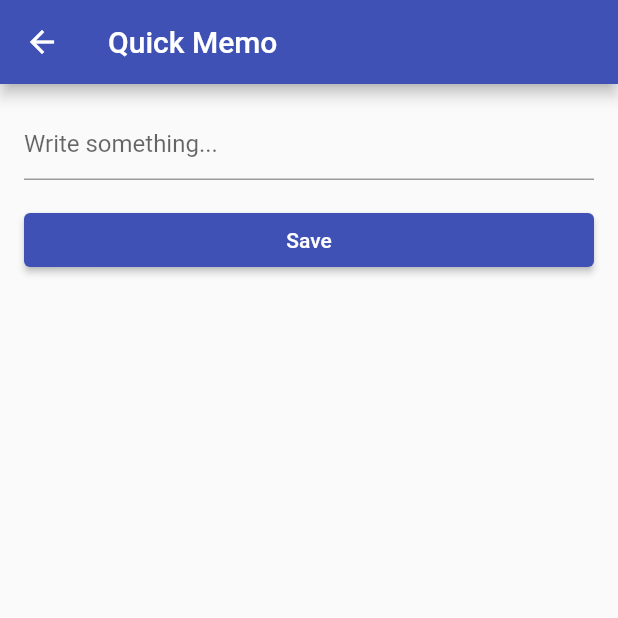
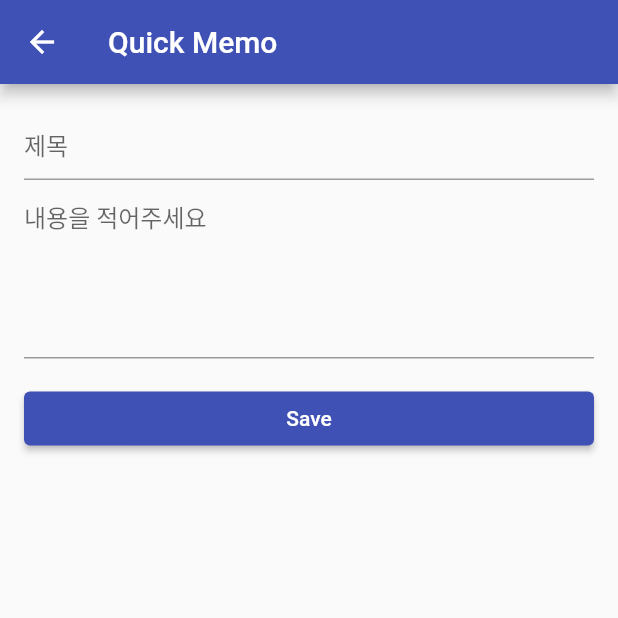
Before and after one commit to Hugekyung/flutter-memo, a Flutter app: the screen it shows after launch, after a tap on the "add" icon, on a phone screen of 412 x 824 dp, the top half of it. Run offline on Flutter 3.47's test engine with Material 2 defaults, Android fonts, the phone set to English and light mode, and no system bars.

Commit message:
feat: 글 작성 시 제목을 적을 수 있게 추가

```diff
--- a/lib/main.dart
+++ b/lib/main.dart
@@ -25,10 +25,10 @@ class MemoListScreen extends StatefulWidget {
 }
 
 class _MemoListScreenState extends State<MemoListScreen> {
-  List<String> memos = []; // * 메모를 저장하는 리스트
+  List<List<String>> memos = []; // * 메모를 저장하는 리스트
 
   // * 메모 추가
-  void _addMemo(String memo) {
+  void _addMemo(List<String> memo) {
     if (memo.isNotEmpty) {
       // * 값이 공백이 아닐 경우 메모 생성
       setState(() {
@@ -59,7 +59,7 @@ class _MemoListScreenState extends State<MemoListScreen> {
               onPressed: () {
                 Navigator.of(context).pop();
               },
-              child: const Text('확인'),
+              child: const Icon(Icons.check),
             ),
           ],
         );
@@ -77,7 +77,7 @@ class _MemoListScreenState extends State<MemoListScreen> {
         itemCount: memos.length,
         itemBuilder: (context, index) {
           return ListTile(
-            title: Text(memos[index]),
+            title: Text(memos[index][0]),
             trailing: IconButton(
               icon: const Icon(Icons.delete),
               onPressed: () => _deleteMemo(index),
@@ -87,7 +87,7 @@ class _MemoListScreenState extends State<MemoListScreen> {
       ),
       floatingActionButton: FloatingActionButton(
         onPressed: () async {
-          final String memo = await Navigator.push(
+          final List<String> memo = await Navigator.push(
             context,
             MaterialPageRoute(builder: (context) => MemoComposeScreen()),
           );
@@ -100,7 +100,8 @@ class _MemoListScreenState extends State<MemoListScreen> {
 }
 
 class MemoComposeScreen extends StatelessWidget {
-  final TextEditingController _memoController = TextEditingController();
+  final TextEditingController _memoTitle = TextEditingController();
+  final TextEditingController _memoContent = TextEditingController();
 
   MemoComposeScreen({super.key});
 
@@ -116,14 +117,19 @@ class MemoComposeScreen extends StatelessWidget {
           crossAxisAlignment: CrossAxisAlignment.stretch,
           children: [
             TextField(
-              controller: _memoController,
-              maxLines: null,
-              decoration: const InputDecoration(hintText: 'Write something...'),
+              controller: _memoTitle,
+              maxLines: 1,
+              decoration: const InputDecoration(hintText: '제목'),
+            ),
+            TextField(
+              controller: _memoContent,
+              maxLines: 5,
+              decoration: const InputDecoration(hintText: '내용을 적어주세요'),
             ),
             const SizedBox(height: 16),
             ElevatedButton(
               onPressed: () {
-                final newMemo = _memoController.text;
+                final newMemo = [_memoTitle.text, _memoContent.text];
                 Navigator.pop(context, newMemo);
               },
               child: const Text('Save'),
```
